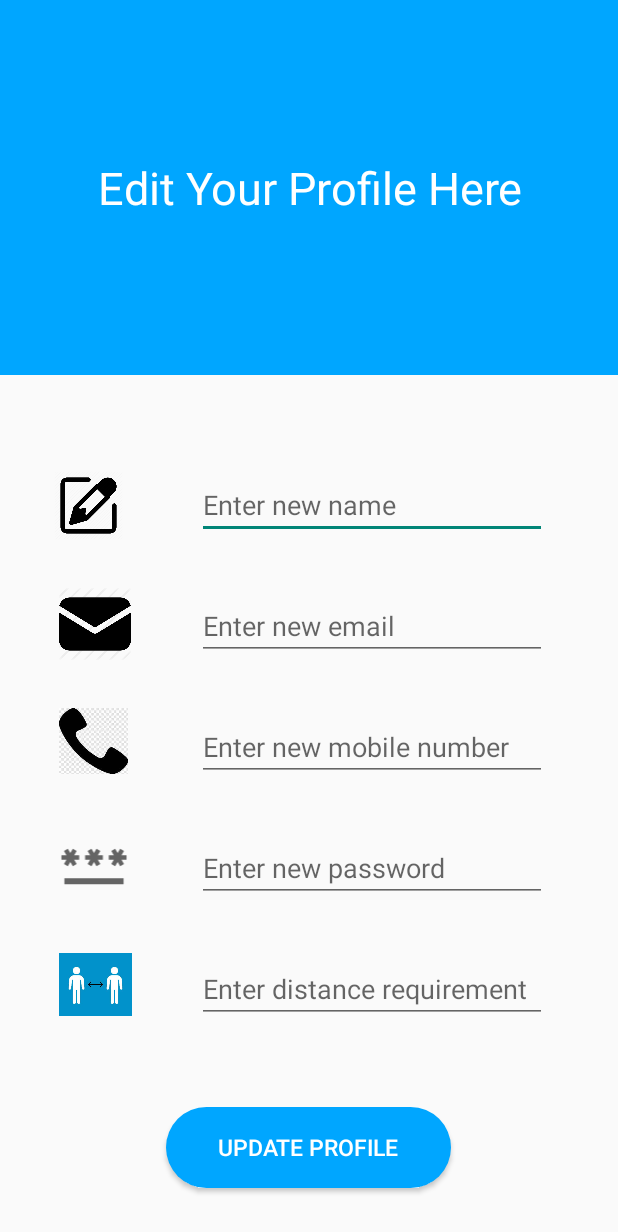
After one commit to seshasain/VLot, an Android app: the Editprofile screen opened directly, with no data from a screen before it, on a phone screen of 412 x 824 dp. The commit adds this screen. Shown: the top 1232 px of the screen. Run offline under Robolectric (Android 15) with nearby library versions, the phone set to English and light mode, and no system bars; our stand-ins replace Firebase (no records; nobody signed in at launch, a user with empty details on screens opened directly).

Commit message:
editprofile display working

```diff
--- a/app/src/main/AndroidManifest.xml
+++ b/app/src/main/AndroidManifest.xml
@@ -5,6 +5,7 @@
     <uses-permission android:name="android.permission.ACCESS_FINE_LOCATION" />
     <uses-permission android:name="android.permission.INTERNET" />
     <uses-permission android:name="android.permission.ACCESS_BACKGROUND_LOCATION" />
+
     <uses-feature android:name="android.hardware.location.gps" />
 
     <application
@@ -14,10 +15,12 @@
         android:roundIcon="@mipmap/ic_launcher_round"
         android:supportsRtl="true"
         android:theme="@style/Theme.VLot">
+        <activity android:name=".Editprofile"></activity>
+
         <service
             android:name=".GPSTracker"
             android:enabled="true"
-            android:exported="true"></service>
+            android:exported="true" />
         <service
             android:name=".GpsTracker"
             android:enabled="true"
--- /dev/null
+++ b/app/src/main/java/com/example/vlot/Editprofile.java
@@ -0,0 +1,149 @@
+package com.example.vlot;
+
+import androidx.annotation.NonNull;
+import androidx.appcompat.app.AppCompatActivity;
+
+import android.os.Bundle;
+import android.view.View;
+import android.widget.Button;
+import android.widget.EditText;
+import android.widget.ImageView;
+import android.widget.TextView;
+import android.widget.Toast;
+
+import com.google.firebase.auth.FirebaseAuth;
+import com.google.firebase.auth.FirebaseUser;
+import com.google.firebase.database.DataSnapshot;
+import com.google.firebase.database.DatabaseError;
+import com.google.firebase.database.DatabaseReference;
+import com.google.firebase.database.FirebaseDatabase;
+import com.google.firebase.database.ValueEventListener;
+
+public class Editprofile extends AppCompatActivity {
+
+    private EditText pname,pemail,pnumber,ppwd,cdist;
+    private ImageView dist1;
+    public static String mail,prole;
+    private FirebaseDatabase database;
+    private DatabaseReference cuserref,vuserref;
+    private static final String cusers="customers";
+    private static final String vusers="vendors";
+    int flag=0;
+    Button updateprofile;
+
+    @Override
+    protected void onCreate(Bundle savedInstanceState) {
+        super.onCreate(savedInstanceState);
+        setContentView(R.layout.activity_editprofile);
+
+        FirebaseUser user = FirebaseAuth.getInstance().getCurrentUser();
+        mail=user.getEmail();
+
+        DatabaseReference rootref = FirebaseDatabase.getInstance().getReference();
+        cuserref = rootref.child(cusers);
+        vuserref=rootref.child(vusers);
+
+        pname = findViewById(R.id.editpname);
+        pemail = findViewById(R.id.editpemail);
+        pnumber = findViewById(R.id.editpnum);
+        ppwd = findViewById(R.id.editpwd);
+        cdist=findViewById(R.id.cdistreq);
+        dist1=findViewById(R.id.distimg);
+        updateprofile=findViewById(R.id.editprofile);
+
+        database = FirebaseDatabase.getInstance();
+        cuserref = database.getReference(cusers);
+        vuserref= database.getReference(vusers);
+
+        cuserref.addValueEventListener(new ValueEventListener() {
+            @Override
+            public void onDataChange(@NonNull DataSnapshot dataSnapshot) {
+                for (DataSnapshot ds : dataSnapshot.getChildren()) {
+                    if (mail.equals(ds.child("email").getValue())) {
+                        pname.setText(ds.child("name").getValue(String.class));
+                        pemail.setText(ds.child("email").getValue(String.class));
+                        pnumber.setText(ds.child("mobileno").getValue(String.class));
+                        ppwd.setText(ds.child("password").getValue(String.class));
+                        prole = ds.child("role").getValue(String.class);
+                        System.out.println("role customer");
+                        cdist.setVisibility(View.VISIBLE);
+                        dist1.setVisibility(View.VISIBLE);
+                    }
+                    //Toast.makeText(Editprofile.this, prole, Toast.LENGTH_LONG).show();
+                    cdist.setText(ds.child("distance").getValue(String.class));
+                    flag = 1;
+
+                }
+            }
+
+            @Override
+            public void onCancelled(@NonNull DatabaseError error) {
+                Toast.makeText(Editprofile.this, "something went wrong..", Toast.LENGTH_LONG).show();
+            }
+        });
+        if(flag==0)
+        {
+            vuserref.addValueEventListener(new ValueEventListener() {
+                @Override
+                public void onDataChange(@NonNull DataSnapshot dataSnapshot) {
+                    for (DataSnapshot ds : dataSnapshot.getChildren()) {
+                        if (mail.equals(ds.child("email").getValue()))
+                        {
+                            pname.setText(ds.child("name").getValue(String.class));
+                            pemail.setText(ds.child("email").getValue(String.class));
+                            pnumber.setText(ds.child("mobileno").getValue(String.class));
+                            ppwd.setText(ds.child("password").getValue(String.class));
+                            cdist.setVisibility(View.GONE);
+                            dist1.setVisibility(View.GONE);
+                            System.out.println("disp else");
+                            flag = 0;
+
+                        }
+
+                    }
+                }
+
+                @Override
+                public void onCancelled(@NonNull DatabaseError error) {
+                    Toast.makeText(Editprofile.this, "something went wrong..", Toast.LENGTH_LONG).show();
+                }
+            });
+        }
+
+
+
+        updateprofile.setOnClickListener(new View.OnClickListener() {
+            @Override
+            public void onClick(View view) {
+
+                String name,mail,pnum,pwd,setdist;
+                name=pname.getText().toString();
+                mail=pemail.getText().toString();
+                pnum=pnumber.getText().toString();
+                pwd=ppwd.getText().toString();
+                setdist=cdist.getText().toString();
+
+                //Toast.makeText(Editprofile.this, setdist, Toast.LENGTH_LONG).show();
+                if(prole!=null && prole.equals("Customer"))
+                {
+                    System.out.println("role customer");
+                      if(false)
+                      {
+
+                      }
+                      else
+                      {
+                          Toast.makeText(Editprofile.this, "Please enter range from 0.5 to 2.5km", Toast.LENGTH_LONG).show();
+                      }
+                }
+                else
+                {
+                        System.out.println("role null else");
+                }
+            }
+        });
+
+
+    }
+
+}
--- a/app/src/main/java/com/example/vlot/MainActivity.java
+++ b/app/src/main/java/com/example/vlot/MainActivity.java
@@ -105,6 +105,7 @@ MainActivity extends AppCompatActivity {
                                     userMap.put("password",passwd.getText().toString());
                                     userMap.put("mobileno",number.getText().toString());
                                     userMap.put("role", finalTypex1);
+                                    userMap.put("distance","1");
                                     customers.child(number.getText().toString()).setValue(userMap);
                                 }
                                 else
--- a/app/src/main/java/com/example/vlot/Profile.java
+++ b/app/src/main/java/com/example/vlot/Profile.java
@@ -8,6 +8,8 @@ import android.nfc.Tag;
 import android.os.Bundle;
 import android.provider.ContactsContract;
 import android.util.Log;
+import android.view.View;
+import android.widget.Button;
 import android.widget.TextView;
 import android.widget.Toast;
 
@@ -22,6 +24,7 @@ import com.google.firebase.database.ValueEventListener;
 public class Profile extends AppCompatActivity {
 
     private TextView pname,pemail,pnumber,prole;
+    private Button pfbtn;
     public String mail;
     private FirebaseDatabase database;
     private DatabaseReference cuserref,vuserref;
@@ -49,6 +52,7 @@ public class Profile extends AppCompatActivity {
         pname = findViewById(R.id.pname);
         pemail = findViewById(R.id.pemail);
         pnumber = findViewById(R.id.pnumber);
+        pfbtn=findViewById(R.id.button);
 
         database = FirebaseDatabase.getInstance();
         cuserref = database.getReference(cusers);
@@ -102,29 +106,18 @@ public class Profile extends AppCompatActivity {
             });
         }
 
+        pfbtn.setOnClickListener(new View.OnClickListener() {
+            @Override
+            public void onClick(View v) {
+                Intent edtpf=new Intent(Profile.this, Editprofile.class);
+                startActivity(edtpf);
+            }
+        });
+
     }
 
 
-    void getValue()
-    {
-        if(rt==1)
-        {
-            Toast.makeText(Profile.this, veg, Toast.LENGTH_LONG).show();
-            System.out.println(veg);
-        }
-        if(rt==2)
-        {
-            Toast.makeText(Profile.this, em, Toast.LENGTH_LONG).show();
-        }
-        if(rt==3)
-        {
-            Toast.makeText(Profile.this, rol, Toast.LENGTH_LONG).show();
-        }
-        if(rt==4)
-        {
-            Toast.makeText(Profile.this, mno, Toast.LENGTH_LONG).show();
-        }
-    }
+
     public synchronized String Currentuserdetails(String req)
     {
         DatabaseReference cuserref, vuserref;
@@ -144,30 +137,22 @@ public class Profile extends AppCompatActivity {
                     if (mail1.equals(ds.child("email").getValue())) {
                         if (req.equals("vegetables")) {
                             veg = ds.child("vegetables").getValue(String.class);
-                            rt = 1;
-                            getValue();
                             rtype = 1;
                             break;
                         }
 
                         if (req.equals("email")) {
                             em = ds.child("email").getValue(String.class);
-                            rt = 2;
-                            getValue();
                             rtype = 1;
                             break;
                         }
                         if (req.equals("role")) {
                             rol = ds.child("role").getValue(String.class);
-                            rt = 3;
-                            getValue();
                             rtype = 1;
                             break;
                         }
                         if (req.equals("mobilenum")) {
                             mno = ds.child("mobileno").getValue(String.class);
-                            rt = 4;
-                            getValue();
                             rtype = 1;
                             break;
                         }
@@ -189,30 +174,22 @@ public class Profile extends AppCompatActivity {
                         if (mail.equals(ds.child("email").getValue())) {
                             if (req.equals("vegetables")) {
                                 veg = ds.child("vegetables").getValue(String.class);
-                                rt = 1;
-                                getValue();
                                 rtype = 1;
                                 break;
                             }
 
                             if (req.equals("email")) {
                                 em = ds.child("email").getValue(String.class);
-                                rt = 2;
-                                getValue();
                                 rtype = 1;
                                 break;
                             }
                             if (req.equals("role")) {
                                 rol = ds.child("role").getValue(String.class);
-                                rt = 3;
-                                getValue();
                                 rtype = 1;
                                 break;
                             }
                             if (req.equals("mobilenum")) {
                                 mno = ds.child("mobileno").getValue(String.class);
-                                rt = 4;
-                                getValue();
                                 rtype = 1;
                                 break;
                             }
--- /dev/null
+++ b/app/src/main/res/drawable/ic_baseline_password_24.xml
@@ -0,0 +1,10 @@
+<vector xmlns:android="http://schemas.android.com/apk/res/android"
+    android:width="24dp"
+    android:height="24dp"
+    android:viewportWidth="24"
+    android:viewportHeight="24"
+    android:tint="?attr/colorControlNormal">
+  <path
+      android:fillColor="@android:color/white"
+      android:pathData="M2,17h20v2H2V17zM3.15,12.95L4,11.47l0.85,1.48l1.3,-0.75L5.3,10.72H7v-1.5H5.3l0.85,-1.47L4.85,7L4,8.47L3.15,7l-1.3,0.75L2.7,9.22H1v1.5h1.7L1.85,12.2L3.15,12.95zM9.85,12.2l1.3,0.75L12,11.47l0.85,1.48l1.3,-0.75l-0.85,-1.48H15v-1.5h-1.7l0.85,-1.47L12.85,7L12,8.47L11.15,7l-1.3,0.75l0.85,1.47H9v1.5h1.7L9.85,12.2zM23,9.22h-1.7l0.85,-1.47L20.85,7L20,8.47L19.15,7l-1.3,0.75l0.85,1.47H17v1.5h1.7l-0.85,1.48l1.3,0.75L20,11.47l0.85,1.48l1.3,-0.75l-0.85,-1.48H23V9.22z"/>
+</vector>
--- /dev/null
+++ b/app/src/main/res/layout/activity_editprofile.xml
@@ -0,0 +1,160 @@
+<?xml version="1.0" encoding="utf-8"?>
+<androidx.constraintlayout.widget.ConstraintLayout xmlns:android="http://schemas.android.com/apk/res/android"
+    xmlns:app="http://schemas.android.com/apk/res-auto"
+    xmlns:tools="http://schemas.android.com/tools"
+    android:layout_width="match_parent"
+    android:layout_height="match_parent"
+    tools:context=".Editprofile">
+
+
+    <TextView
+        android:id="@+id/editname"
+        android:layout_width="476dp"
+        android:layout_height="250dp"
+        android:background="@drawable/headingbackground"
+        android:gravity="center_vertical"
+        android:text="Edit Your Profile Here"
+        android:textAlignment="center"
+        android:textColor="@color/white"
+        android:textSize="30dp"
+        app:layout_constraintEnd_toEndOf="parent"
+        app:layout_constraintStart_toStartOf="parent"
+        app:layout_constraintTop_toTopOf="parent" />
+
+    <EditText
+        android:id="@+id/editpname"
+        android:layout_width="233dp"
+        android:layout_height="45dp"
+        android:layout_marginTop="64dp"
+        android:ems="10"
+        android:hint="Enter new name"
+        android:inputType="textPersonName"
+        android:text=""
+        app:layout_constraintEnd_toEndOf="parent"
+        app:layout_constraintHorizontal_bias="0.735"
+        app:layout_constraintStart_toStartOf="parent"
+        app:layout_constraintTop_toBottomOf="@+id/editname" />
+
+    <EditText
+        android:id="@+id/editpnum"
+        android:layout_width="233dp"
+        android:layout_height="45dp"
+        android:layout_marginTop="35dp"
+        android:ems="10"
+        android:hint="Enter new mobile number"
+        android:inputType="textPersonName"
+        app:layout_constraintEnd_toEndOf="parent"
+        app:layout_constraintHorizontal_bias="0.735"
+        app:layout_constraintStart_toStartOf="parent"
+        app:layout_constraintTop_toBottomOf="@+id/editpemail" />
+
+    <EditText
+        android:id="@+id/editpwd"
+        android:layout_width="233dp"
+        android:layout_height="45dp"
+        android:layout_marginTop="35dp"
+        android:ems="10"
+        android:hint="Enter new password"
+        android:inputType="textPassword"
+        app:layout_constraintEnd_toEndOf="parent"
+        app:layout_constraintHorizontal_bias="0.735"
+        app:layout_constraintStart_toStartOf="parent"
+        app:layout_constraintTop_toBottomOf="@+id/editpnum" />
+
+    <Button
+        android:id="@+id/editprofile"
+        android:layout_width="190dp"
+        android:layout_height="54dp"
+        android:layout_marginTop="488dp"
+        android:background="@drawable/button"
+        android:text="Update profile"
+        android:textColor="@color/white"
+        android:textSize="15dp"
+        app:layout_constraintEnd_toEndOf="parent"
+        app:layout_constraintHorizontal_bias="0.498"
+        app:layout_constraintStart_toStartOf="parent"
+        app:layout_constraintTop_toBottomOf="@+id/editname" />
+
+    <ImageView
+        android:id="@+id/imageView3"
+        android:layout_width="75dp"
+        android:layout_height="46dp"
+        android:layout_marginTop="64dp"
+        app:layout_constraintEnd_toStartOf="@+id/editpname"
+        app:layout_constraintHorizontal_bias="0.386"
+        app:layout_constraintStart_toStartOf="parent"
+        app:layout_constraintTop_toBottomOf="@+id/editname"
+        app:srcCompat="@drawable/edit" />
+
+    <ImageView
+        android:id="@+id/imageView4"
+        android:layout_width="84dp"
+        android:layout_height="48dp"
+        android:layout_marginTop="32dp"
+        app:layout_constraintEnd_toStartOf="@+id/editpemail"
+        app:layout_constraintHorizontal_bias="0.448"
+        app:layout_constraintStart_toStartOf="parent"
+        app:layout_constraintTop_toBottomOf="@+id/imageView3"
+        app:srcCompat="@drawable/email" />
+
+    <ImageView
+        android:id="@+id/imageView5"
+        android:layout_width="86dp"
+        android:layout_height="44dp"
+        android:layout_marginTop="32dp"
+        app:layout_constraintEnd_toStartOf="@+id/editpnum"
+        app:layout_constraintHorizontal_bias="0.427"
+        app:layout_constraintStart_toStartOf="parent"
+        app:layout_constraintTop_toBottomOf="@+id/imageView4"
+        app:srcCompat="@drawable/mobileno" />
+
+    <EditText
+        android:id="@+id/cdistreq"
+        android:layout_width="233dp"
+        android:layout_height="45dp"
+        android:layout_marginTop="35dp"
+        android:ems="10"
+        android:hint="Enter distance requirement"
+        android:inputType="textPersonName"
+        app:layout_constraintEnd_toEndOf="parent"
+        app:layout_constraintHorizontal_bias="0.735"
+        app:layout_constraintStart_toStartOf="parent"
+        app:layout_constraintTop_toBottomOf="@+id/editpwd" />
+
+    <EditText
+        android:id="@+id/editpemail"
+        android:layout_width="233dp"
+        android:layout_height="45dp"
+        android:layout_marginTop="35dp"
+        android:ems="10"
+        android:hint="Enter new email"
+        android:inputType="textEmailAddress"
+        android:text=""
+        app:layout_constraintEnd_toEndOf="parent"
+        app:layout_constraintHorizontal_bias="0.735"
+        app:layout_constraintStart_toStartOf="parent"
+        app:layout_constraintTop_toBottomOf="@+id/editpname" />
+
+    <ImageView
+        android:id="@+id/imageView6"
+        android:layout_width="81dp"
+        android:layout_height="47dp"
+        android:layout_marginTop="36dp"
+        app:layout_constraintEnd_toStartOf="@+id/editpwd"
+        app:layout_constraintHorizontal_bias="0.435"
+        app:layout_constraintStart_toStartOf="parent"
+        app:layout_constraintTop_toBottomOf="@+id/imageView5"
+        app:srcCompat="@drawable/ic_baseline_password_24" />
+
+    <ImageView
+        android:id="@+id/distimg"
+        android:layout_width="82dp"
+        android:layout_height="42dp"
+        android:layout_marginTop="36dp"
+        app:layout_constraintEnd_toStartOf="@+id/cdistreq"
+        app:layout_constraintHorizontal_bias="0.46"
+        app:layout_constraintStart_toStartOf="parent"
+        app:layout_constraintTop_toBottomOf="@+id/imageView6"
+        app:srcCompat="@drawable/dist" />
+
+</androidx.constraintlayout.widget.ConstraintLayout>
```
Also changed, not shown: app/src/main/res/drawable-v24/dist.jpg (added).
